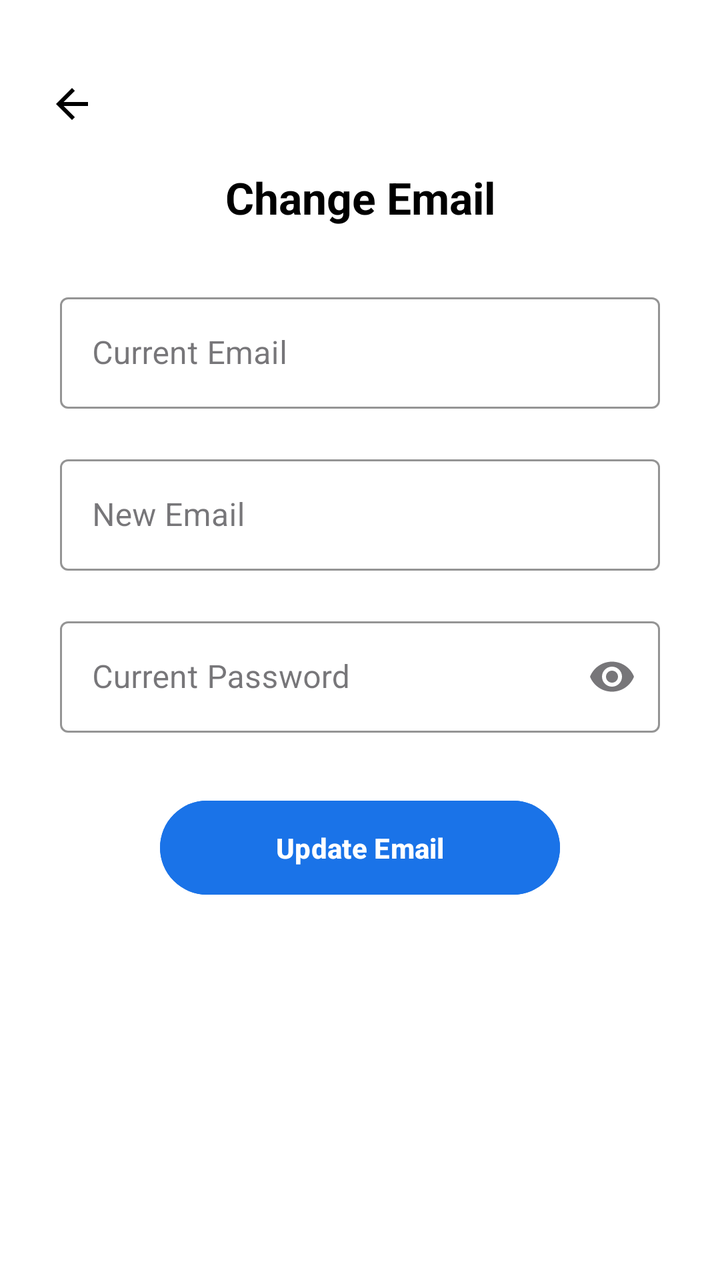
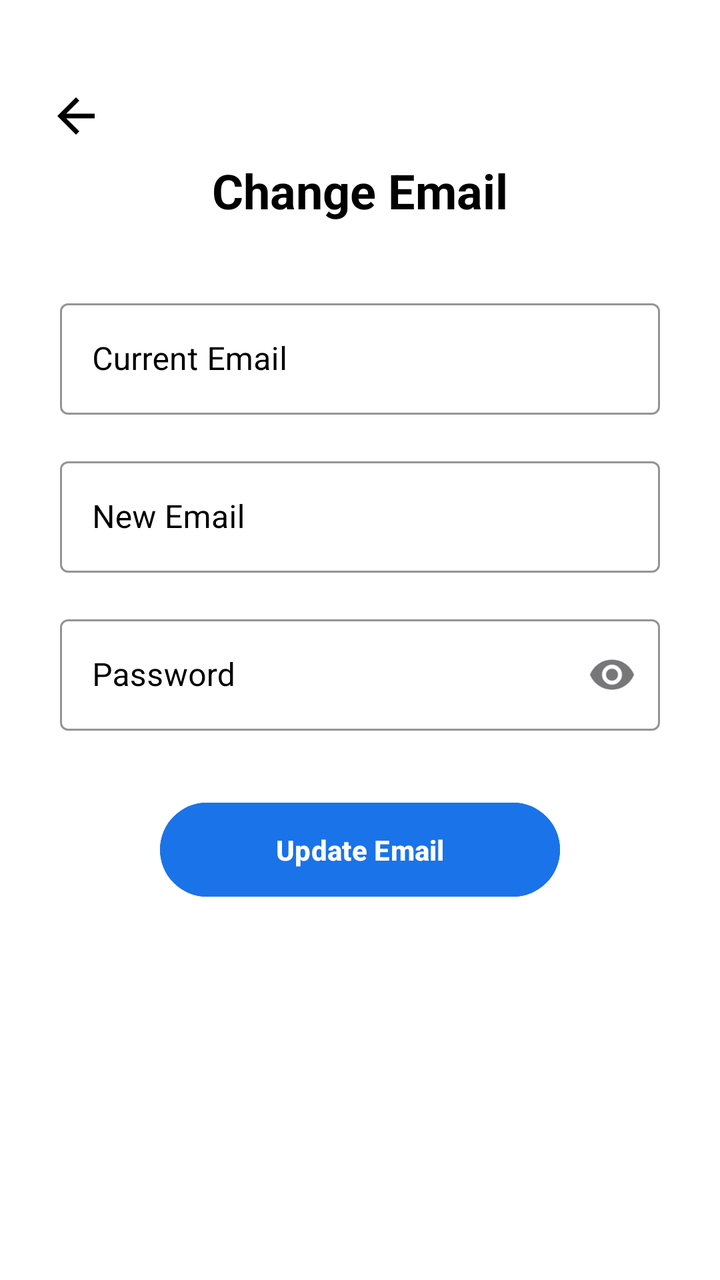

An Android layout rendered at two revisions. The XML below is the earlier revision; the diff shows what the commit changed to produce the second picture.
<!-- AndroidManifest.xml: application theme Theme.App -->
<!-- res/layout/activity_email_change.xml -->
<?xml version="1.0" encoding="utf-8"?>
<androidx.constraintlayout.widget.ConstraintLayout
    xmlns:android="http://schemas.android.com/apk/res/android"
    xmlns:app="http://schemas.android.com/apk/res-auto"
    android:layout_width="match_parent"
    android:layout_height="match_parent"
    android:background="#FFFFFF"
    android:padding="24dp">

    
    <ImageView
        android:id="@+id/backBtn"
        android:layout_width="24dp"
        android:layout_height="24dp"
        android:src="@drawable/ic_back"
        android:contentDescription="Back"
        app:tint="@android:color/black"
        app:layout_constraintTop_toTopOf="parent"
        app:layout_constraintStart_toStartOf="parent"
        android:layout_marginTop="16dp"/>

    
    <TextView
        android:id="@+id/txtTitle"
        android:layout_width="wrap_content"
        android:layout_height="wrap_content"
        android:text="Change Email"
        android:textSize="22sp"
        android:textStyle="bold"
        android:textColor="@android:color/black"
        app:layout_constraintTop_toTopOf="parent"
        app:layout_constraintStart_toStartOf="parent"
        app:layout_constraintEnd_toEndOf="parent"
        android:layout_marginTop="60dp"/>

    
    <com.google.android.material.textfield.TextInputLayout
        android:id="@+id/currentEmailLayout"
        android:layout_width="300dp"
        android:layout_height="wrap_content"
        android:hint="Current Email"
        style="@style/Widget.MaterialComponents.TextInputLayout.OutlinedBox"
        app:boxStrokeColor="@android:color/black"
        app:layout_constraintTop_toBottomOf="@id/txtTitle"
        app:layout_constraintStart_toStartOf="parent"
        app:layout_constraintEnd_toEndOf="parent"
        android:layout_marginTop="30dp">

        <com.google.android.material.textfield.TextInputEditText
            android:id="@+id/currentEmail"
            android:layout_width="match_parent"
            android:layout_height="wrap_content"
            android:textColor="@android:color/black"
            android:inputType="textEmailAddress"/>
    </com.google.android.material.textfield.TextInputLayout>

    
    <com.google.android.material.textfield.TextInputLayout
        android:id="@+id/newEmailLayout"
        android:layout_width="300dp"
        android:layout_height="wrap_content"
        android:hint="New Email"
        style="@style/Widget.MaterialComponents.TextInputLayout.OutlinedBox"
        app:boxStrokeColor="@android:color/black"
        app:layout_constraintTop_toBottomOf="@id/currentEmailLayout"
        app:layout_constraintStart_toStartOf="parent"
        app:layout_constraintEnd_toEndOf="parent"
        android:layout_marginTop="20dp">

        <com.google.android.material.textfield.TextInputEditText
            android:id="@+id/newEmail"
            android:layout_width="match_parent"
            android:layout_height="wrap_content"
            android:textColor="@android:color/black"
            android:inputType="textEmailAddress"/>
    </com.google.android.material.textfield.TextInputLayout>

    
    <com.google.android.material.textfield.TextInputLayout
        android:id="@+id/passwordLayout"
        android:layout_width="300dp"
        android:layout_height="wrap_content"
        android:hint="Current Password"
        app:endIconMode="password_toggle"
    style="@style/Widget.MaterialComponents.TextInputLayout.OutlinedBox"
        app:boxStrokeColor="@android:color/black"
        app:layout_constraintTop_toBottomOf="@id/newEmailLayout"
        app:layout_constraintStart_toStartOf="parent"
        app:layout_constraintEnd_toEndOf="parent"
        android:layout_marginTop="20dp">

        <com.google.android.material.textfield.TextInputEditText
            android:id="@+id/currentPassword"
            android:layout_width="match_parent"
            android:layout_height="wrap_content"
            android:textColor="@android:color/black"
            android:inputType="textPassword"/>
    </com.google.android.material.textfield.TextInputLayout>

    
    <Button
        android:id="@+id/btnUpdateEmail"
        android:layout_width="200dp"
        android:layout_height="55dp"
        android:text="Update Email"
        android:textStyle="bold"
        android:textColor="#FFFFFF"
        android:backgroundTint="#1A73E8"
        app:layout_constraintTop_toBottomOf="@id/passwordLayout"
        app:layout_constraintStart_toStartOf="parent"
        app:layout_constraintEnd_toEndOf="parent"
        android:layout_marginTop="30dp"/>

</androidx.constraintlayout.widget.ConstraintLayout>
<!-- resources referenced by this layout -->
<resources>
  <!-- drawable ic_back (drawable) -->
  <vector xmlns:android="http://schemas.android.com/apk/res/android" android:autoMirrored="true" android:height="24dp" android:tint="#000000" android:viewportHeight="960" android:viewportWidth="960" android:width="24dp">
        
      <path android:fillColor="@android:color/white" android:pathData="M313,520L537,744L480,800L160,480L480,160L537,216L313,440L800,440L800,520L313,520Z"/>
      
  </vector>
  <style name="Theme.App" parent="Base.Theme.App" />
  <style name="Base.Theme.App" parent="Theme.Material3.DayNight.NoActionBar">
          <item name="colorPrimary">#1A73E8</item>
          <item name="android:statusBarColor">@android:color/transparent</item>
          <item name="android:navigationBarColor">@android:color/transparent</item>
  
  
      </style>
</resources>

<!-- the commit's change to res/layout/activity_email_change.xml (unified diff, before → after) -->
@@ -10,14 +10,14 @@
     
     <ImageView
         android:id="@+id/backBtn"
-        android:layout_width="24dp"
-        android:layout_height="24dp"
+        android:layout_width="28dp"
+        android:layout_height="28dp"
         android:src="@drawable/ic_back"
         android:contentDescription="Back"
         app:tint="@android:color/black"
+        android:layout_marginTop="20dp"
         app:layout_constraintTop_toTopOf="parent"
-        app:layout_constraintStart_toStartOf="parent"
-        android:layout_marginTop="16dp"/>
+        app:layout_constraintStart_toStartOf="parent"/>
 
     
     <TextView
@@ -25,13 +25,13 @@
         android:layout_width="wrap_content"
         android:layout_height="wrap_content"
         android:text="Change Email"
-        android:textSize="22sp"
+        android:textSize="24sp"
         android:textStyle="bold"
-        android:textColor="@android:color/black"
+        android:textColor="#000000"
+        android:layout_marginTop="55dp"
         app:layout_constraintTop_toTopOf="parent"
         app:layout_constraintStart_toStartOf="parent"
-        app:layout_constraintEnd_toEndOf="parent"
-        android:layout_marginTop="60dp"/>
+        app:layout_constraintEnd_toEndOf="parent"/>
 
     
     <com.google.android.material.textfield.TextInputLayout
@@ -40,11 +40,13 @@
         android:layout_height="wrap_content"
         android:hint="Current Email"
         style="@style/Widget.MaterialComponents.TextInputLayout.OutlinedBox"
+        android:textColorHint="@color/black"
         app:boxStrokeColor="@android:color/black"
+        app:hintTextColor="@android:color/black"
+        android:layout_marginTop="35dp"
         app:layout_constraintTop_toBottomOf="@id/txtTitle"
         app:layout_constraintStart_toStartOf="parent"
-        app:layout_constraintEnd_toEndOf="parent"
-        android:layout_marginTop="30dp">
+        app:layout_constraintEnd_toEndOf="parent">
 
         <com.google.android.material.textfield.TextInputEditText
             android:id="@+id/currentEmail"
@@ -52,6 +54,7 @@
             android:layout_height="wrap_content"
             android:textColor="@android:color/black"
             android:inputType="textEmailAddress"/>
+
     </com.google.android.material.textfield.TextInputLayout>
 
     
@@ -61,11 +64,13 @@
         android:layout_height="wrap_content"
         android:hint="New Email"
         style="@style/Widget.MaterialComponents.TextInputLayout.OutlinedBox"
+        android:textColorHint="@color/black"
         app:boxStrokeColor="@android:color/black"
+        app:hintTextColor="@android:color/black"
+        android:layout_marginTop="18dp"
         app:layout_constraintTop_toBottomOf="@id/currentEmailLayout"
         app:layout_constraintStart_toStartOf="parent"
-        app:layout_constraintEnd_toEndOf="parent"
-        android:layout_marginTop="20dp">
+        app:layout_constraintEnd_toEndOf="parent">
 
         <com.google.android.material.textfield.TextInputEditText
             android:id="@+id/newEmail"
@@ -73,6 +78,7 @@
             android:layout_height="wrap_content"
             android:textColor="@android:color/black"
             android:inputType="textEmailAddress"/>
+
     </com.google.android.material.textfield.TextInputLayout>
 
     
@@ -80,14 +86,16 @@
         android:id="@+id/passwordLayout"
         android:layout_width="300dp"
         android:layout_height="wrap_content"
-        android:hint="Current Password"
+        android:hint="Password"
+        android:layout_marginTop="18dp"
         app:endIconMode="password_toggle"
-    style="@style/Widget.MaterialComponents.TextInputLayout.OutlinedBox"
+        style="@style/Widget.MaterialComponents.TextInputLayout.OutlinedBox"
+        android:textColorHint="@color/black"
         app:boxStrokeColor="@android:color/black"
+        app:hintTextColor="@android:color/black"
         app:layout_constraintTop_toBottomOf="@id/newEmailLayout"
         app:layout_constraintStart_toStartOf="parent"
-        app:layout_constraintEnd_toEndOf="parent"
-        android:layout_marginTop="20dp">
+        app:layout_constraintEnd_toEndOf="parent">
 
         <com.google.android.material.textfield.TextInputEditText
             android:id="@+id/currentPassword"
@@ -95,6 +103,7 @@
             android:layout_height="wrap_content"
             android:textColor="@android:color/black"
             android:inputType="textPassword"/>
+
     </com.google.android.material.textfield.TextInputLayout>
 
     
@@ -106,9 +115,9 @@
         android:textStyle="bold"
         android:textColor="#FFFFFF"
         android:backgroundTint="#1A73E8"
+        android:layout_marginTop="32dp"
         app:layout_constraintTop_toBottomOf="@id/passwordLayout"
         app:layout_constraintStart_toStartOf="parent"
-        app:layout_constraintEnd_toEndOf="parent"
-        android:layout_marginTop="30dp"/>
+        app:layout_constraintEnd_toEndOf="parent"/>
 
 </androidx.constraintlayout.widget.ConstraintLayout>
<!-- resource entries referenced after the edit -->
@@ -1,5 +1,6 @@
 <!-- resources referenced by this layout -->
 <resources>
+  <color name="black">#FF000000</color>
   <!-- drawable ic_back (drawable) -->
   <vector xmlns:android="http://schemas.android.com/apk/res/android" android:autoMirrored="true" android:height="24dp" android:tint="#000000" android:viewportHeight="960" android:viewportWidth="960" android:width="24dp">
         
